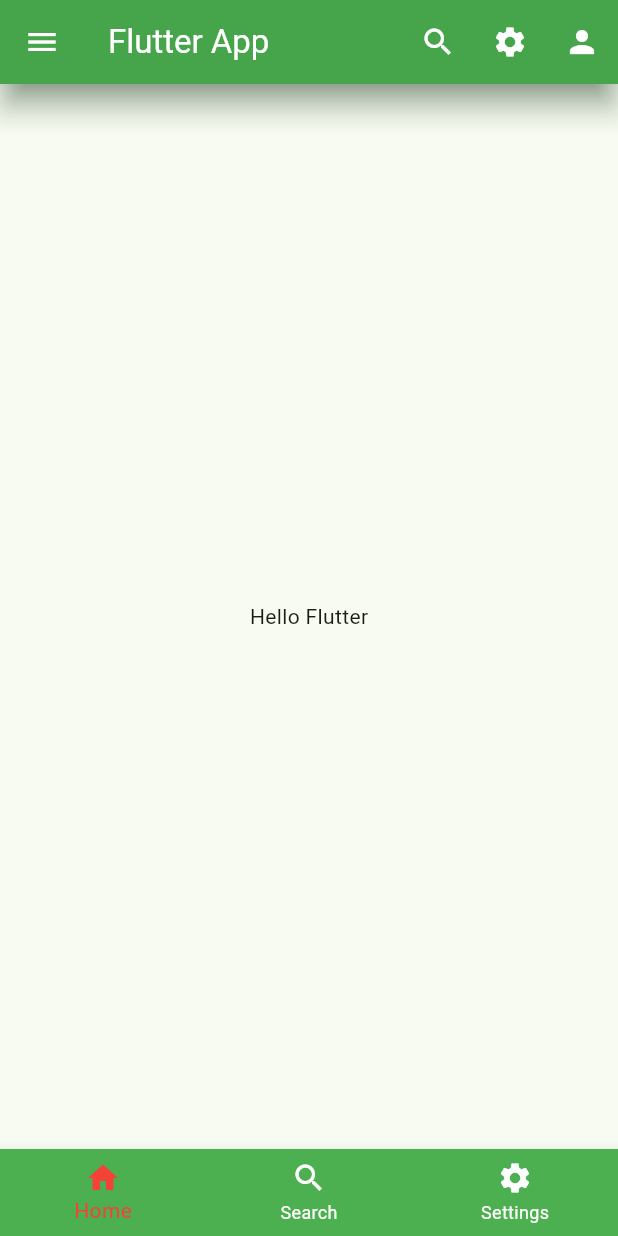
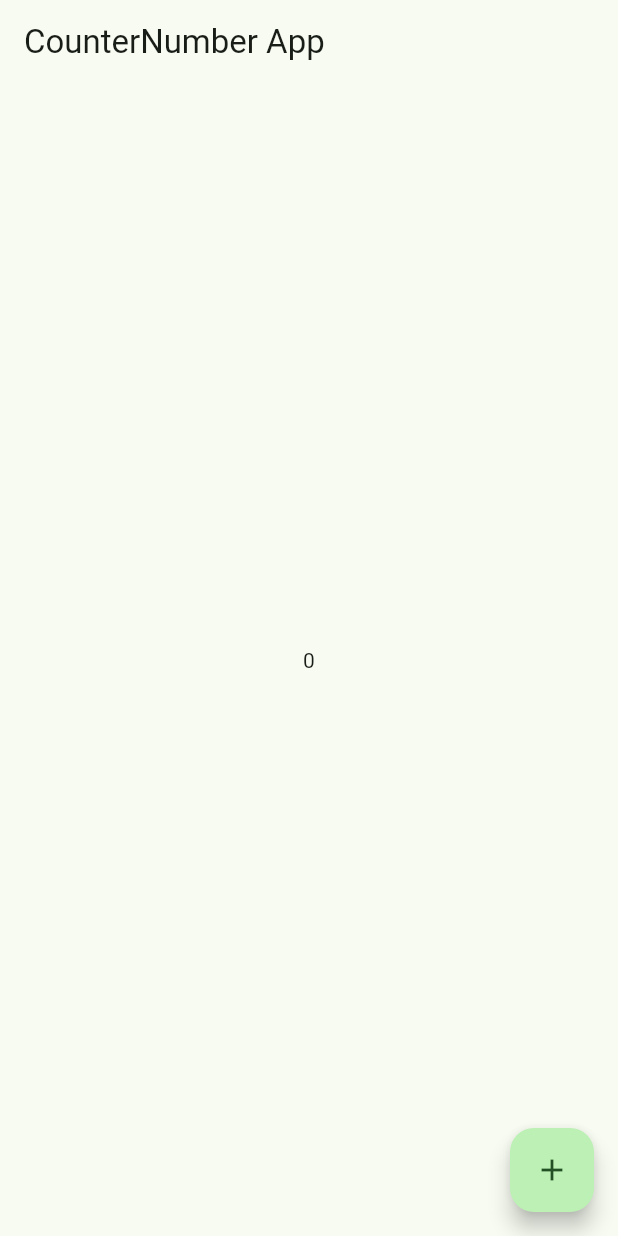
Before and after one commit to MdAnowarHosen/learn-flutter, a Flutter app: the screen it shows after launch, on a phone screen of 412 x 824 dp. Run offline on Flutter 3.47's test engine with Material 3 defaults, Android fonts, the light colour scheme and no system bars.

Commit message:
counter app

```diff
--- a/lib/main.dart
+++ b/lib/main.dart
@@ -10,10 +10,10 @@ class MyApp extends StatelessWidget {
   @override
   Widget build(BuildContext context) {
     return MaterialApp(
-      home: HomeActivity(),
+      home: CounterApp(),
       debugShowCheckedModeBanner: false,
       theme: ThemeData(
-         colorScheme: ColorScheme.fromSeed(seedColor: Colors.green),
+        colorScheme: ColorScheme.fromSeed(seedColor: Colors.green),
       ),
       // theme: ThemeData(primarySwatch: Colors.green) ,
       // color: Colors.green,
@@ -23,6 +23,33 @@ class MyApp extends StatelessWidget {
 
 void MySnackBar(String message, BuildContext context) {
   ScaffoldMessenger.of(context).showSnackBar(SnackBar(content: Text(message)));
+}
+
+class CounterApp extends StatefulWidget {
+  @override
+  State<StatefulWidget> createState() {
+    return CounterAppUI();
+  }
+}
+
+class CounterAppUI extends State<CounterApp> {
+  int counterNumber = 0;
+  @override
+  Widget build(BuildContext context) {
+    return Scaffold(
+      appBar: AppBar(title: Text("CounterNumber App")),
+      body: Center(child: Text(counterNumber.toString())),
+      floatingActionButton: FloatingActionButton(
+        onPressed: () {
+          setState(() {
+            counterNumber++;
+          });
+          print("Floating Button Clicked. value is: $counterNumber");
+        },
+        child: Icon(Icons.add),
+      ),
+    );
+  }
 }
 
 class HomeActivity extends StatelessWidget {
@@ -99,11 +126,10 @@ class HomeActivity extends StatelessWidget {
                 accountEmail: Text('anowarhosensoft@gmail.com'),
                 currentAccountPicture: CircleAvatar(
                   backgroundImage: NetworkImage(
-                      'https://images.pexels.com/photos/220453/pexels-photo-220453.jpeg?auto=compress&cs=tinysrgb&w=1260&h=750&dpr=1'),
+                    'https://images.pexels.com/photos/220453/pexels-photo-220453.jpeg?auto=compress&cs=tinysrgb&w=1260&h=750&dpr=1',
+                  ),
                 ),
-                onDetailsPressed: () => {
-                  MySnackBar("Profile", context)
-                },
+                onDetailsPressed: () => {MySnackBar("Profile", context)},
               ),
             ),
             ListTile(
```
